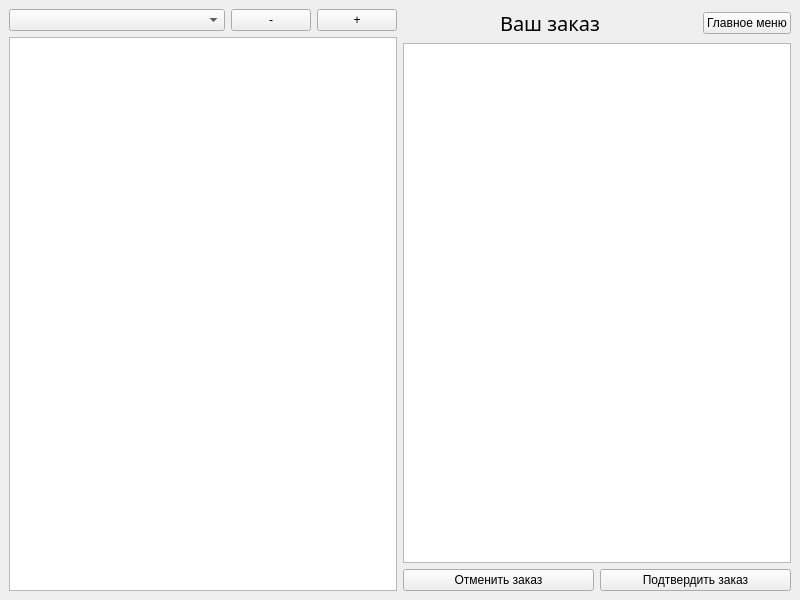
This is View/customer.ui in mrkomilfo/RestaurantPython as Qt 5 draws it before an edit. The edited form follows.
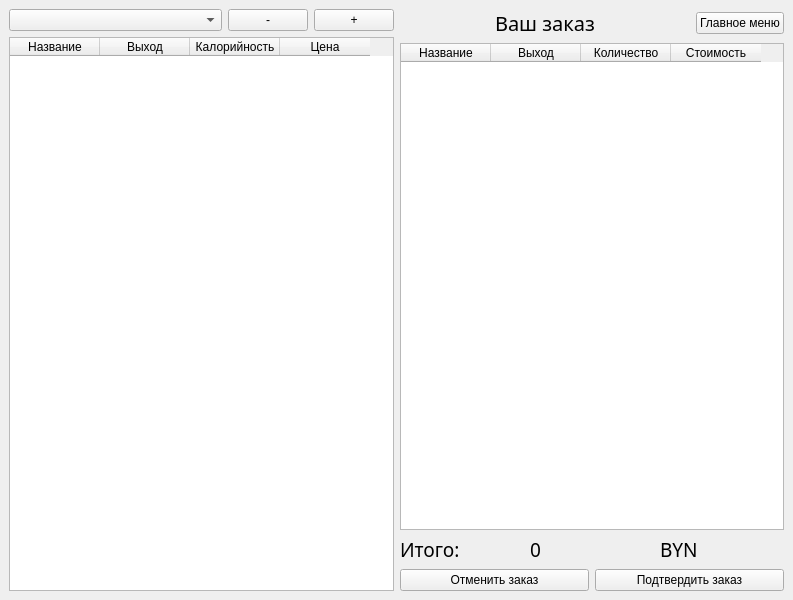
This is the edited form.

```diff
--- a/View/customer.ui
+++ b/View/customer.ui
@@ -6,7 +6,7 @@
    <rect>
     <x>0</x>
     <y>0</y>
-    <width>800</width>
+    <width>793</width>
     <height>600</height>
    </rect>
   </property>
@@ -16,9 +16,9 @@
   <widget class="QWidget" name="centralwidget">
    <layout class="QHBoxLayout" name="horizontalLayout_3">
     <item>
-     <layout class="QHBoxLayout" name="horizontalLayout">
+     <layout class="QHBoxLayout" name="horizontalLayout" stretch="1,1">
       <item>
-       <layout class="QVBoxLayout" name="verticalLayout_9">
+       <layout class="QVBoxLayout" name="verticalLayout_9" stretch="0,5">
         <item>
          <layout class="QHBoxLayout" name="horizontalLayout_4" stretch="90,5,5">
           <item>
@@ -41,7 +41,43 @@
          </layout>
         </item>
         <item>
-         <widget class="QTableView" name="menuTableView"/>
+         <widget class="QTableWidget" name="menuTableWidget">
+          <property name="sizeAdjustPolicy">
+           <enum>QAbstractScrollArea::AdjustToContents</enum>
+          </property>
+          <property name="sortingEnabled">
+           <bool>true</bool>
+          </property>
+          <attribute name="horizontalHeaderDefaultSectionSize">
+           <number>90</number>
+          </attribute>
+          <attribute name="horizontalHeaderMinimumSectionSize">
+           <number>50</number>
+          </attribute>
+          <attribute name="horizontalHeaderShowSortIndicator" stdset="0">
+           <bool>true</bool>
+          </attribute>
+          <column>
+           <property name="text">
+            <string>Название</string>
+           </property>
+          </column>
+          <column>
+           <property name="text">
+            <string>Выход</string>
+           </property>
+          </column>
+          <column>
+           <property name="text">
+            <string>Калорийность</string>
+           </property>
+          </column>
+          <column>
+           <property name="text">
+            <string>Цена</string>
+           </property>
+          </column>
+         </widget>
         </item>
        </layout>
       </item>
@@ -78,7 +114,83 @@
          </layout>
         </item>
         <item>
-         <widget class="QTableView" name="billTableView"/>
+         <widget class="QTableWidget" name="billTableWidget">
+          <property name="sizeAdjustPolicy">
+           <enum>QAbstractScrollArea::AdjustToContents</enum>
+          </property>
+          <attribute name="horizontalHeaderDefaultSectionSize">
+           <number>90</number>
+          </attribute>
+          <attribute name="horizontalHeaderMinimumSectionSize">
+           <number>50</number>
+          </attribute>
+          <attribute name="horizontalHeaderShowSortIndicator" stdset="0">
+           <bool>true</bool>
+          </attribute>
+          <column>
+           <property name="text">
+            <string>Название</string>
+           </property>
+          </column>
+          <column>
+           <property name="text">
+            <string>Выход</string>
+           </property>
+          </column>
+          <column>
+           <property name="text">
+            <string>Количество</string>
+           </property>
+          </column>
+          <column>
+           <property name="text">
+            <string>Стоимость</string>
+           </property>
+          </column>
+         </widget>
+        </item>
+        <item>
+         <layout class="QHBoxLayout" name="horizontalLayout_6" stretch="1,1,1">
+          <item>
+           <widget class="QLabel" name="label_4">
+            <property name="font">
+             <font>
+              <family>Lobster</family>
+              <pointsize>14</pointsize>
+             </font>
+            </property>
+            <property name="text">
+             <string>Итого:</string>
+            </property>
+           </widget>
+          </item>
+          <item>
+           <widget class="QLabel" name="priceLabel">
+            <property name="font">
+             <font>
+              <family>Lobster</family>
+              <pointsize>14</pointsize>
+             </font>
+            </property>
+            <property name="text">
+             <string>0</string>
+            </property>
+           </widget>
+          </item>
+          <item>
+           <widget class="QLabel" name="label_2">
+            <property name="font">
+             <font>
+              <family>Lobster</family>
+              <pointsize>14</pointsize>
+             </font>
+            </property>
+            <property name="text">
+             <string>BYN</string>
+            </property>
+           </widget>
+          </item>
+         </layout>
         </item>
         <item>
          <layout class="QHBoxLayout" name="horizontalLayout_5">
```
